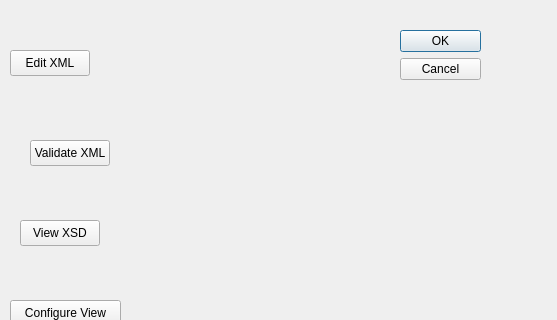
Old version of the form src/modules/help/userguideddialog.ui in the repository lbellonda/qxmledit; both pictures show x 90 to 647 and y 0 to 320 of the 647 by 413 pixel window.
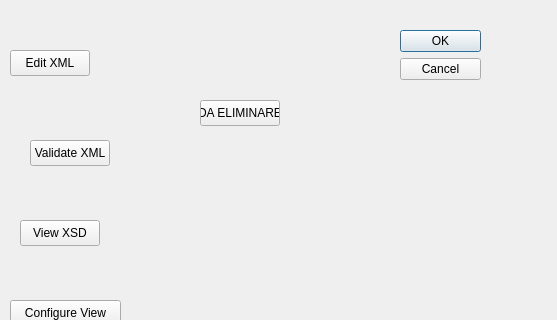
New version of the form.

The edit to the form file:
```diff
--- a/src/modules/help/userguideddialog.ui
+++ b/src/modules/help/userguideddialog.ui
@@ -81,6 +81,19 @@
     <string>Configure View</string>
    </property>
   </widget>
+  <widget class="QPushButton" name="pushButton_5">
+   <property name="geometry">
+    <rect>
+     <x>290</x>
+     <y>100</y>
+     <width>80</width>
+     <height>26</height>
+    </rect>
+   </property>
+   <property name="text">
+    <string>DA ELIMINARE</string>
+   </property>
+  </widget>
  </widget>
  <resources/>
  <connections>
```
